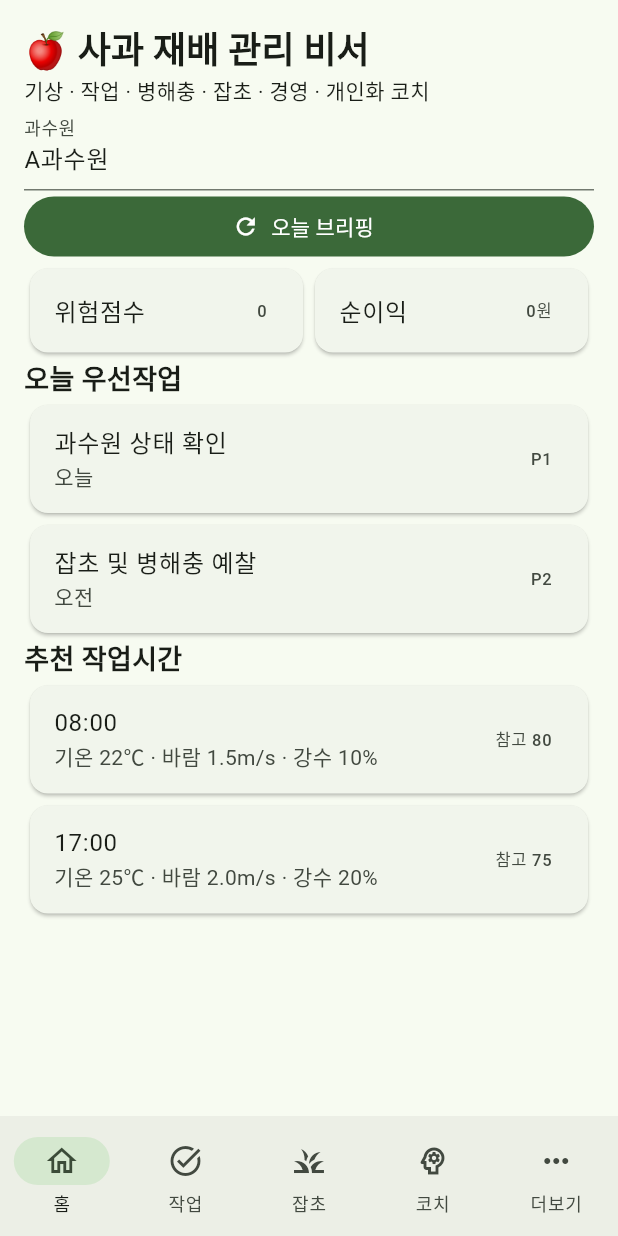
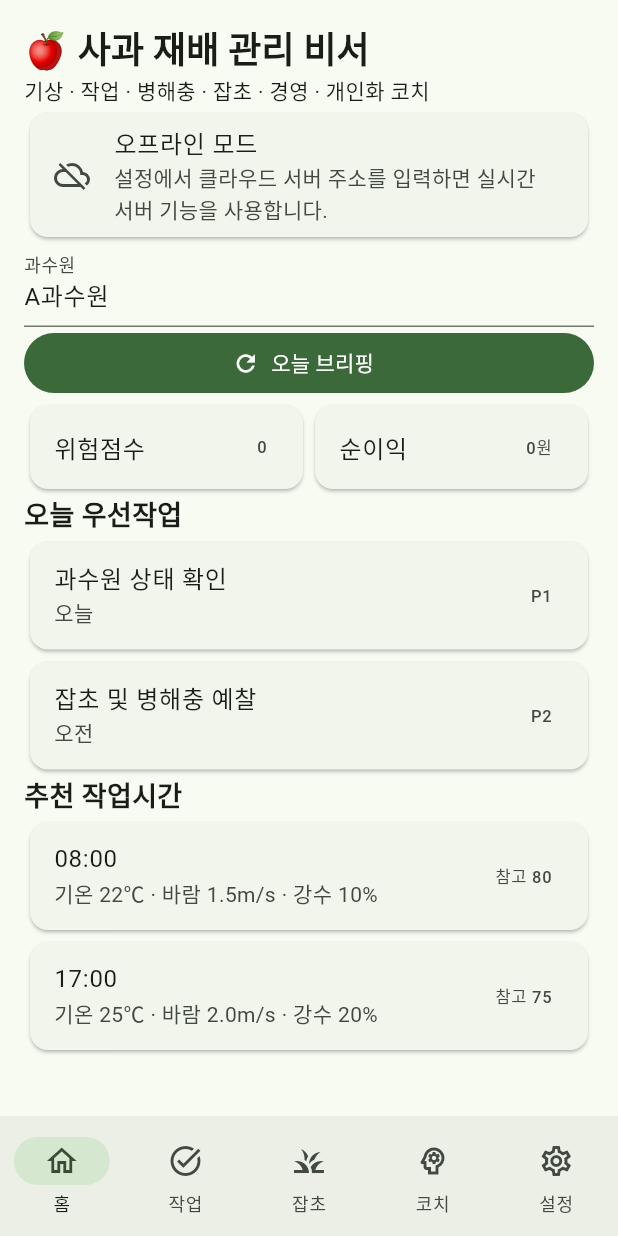
Before and after one commit to ssambaguita-sketch/apple-farm-assistant, a Flutter app: the screen it shows after launch, on a phone screen of 412 x 824 dp. Run offline on Flutter 3.47's test engine with Material 3 defaults, Android fonts, the phone set to English and light mode, and no system bars; our stand-ins replace shared_preferences.

Commit message:
Add server settings and connection test UI

```diff
--- a/lib/main.dart
+++ b/lib/main.dart
@@ -1,76 +1,187 @@
 import 'package:flutter/material.dart';
 import 'services/farm_api.dart';
-void main()=>runApp(const App());
-class App extends StatelessWidget{
- const App({super.key});
- @override Widget build(BuildContext c)=>MaterialApp(debugShowCheckedModeBanner:false,
- theme:ThemeData(useMaterial3:true,colorSchemeSeed:Colors.green),home:const Home());
+
+Future<void> main() async {
+  WidgetsFlutterBinding.ensureInitialized();
+  await FarmApi.initialize();
+  runApp(const App());
 }
-class Home extends StatefulWidget{const Home({super.key});@override State<Home> createState()=>_HomeState();}
-class _HomeState extends State<Home>{
- int i=0; final pages=const[DashboardPage(),TaskPage(),WeedPage(),CoachPage(),MorePage()];
- @override Widget build(BuildContext c)=>Scaffold(body:SafeArea(child:pages[i]),
- bottomNavigationBar:NavigationBar(selectedIndex:i,onDestinationSelected:(v)=>setState(()=>i=v),
- destinations:const[
- NavigationDestination(icon:Icon(Icons.home_outlined),label:'홈'),
- NavigationDestination(icon:Icon(Icons.task_alt),label:'작업'),
- NavigationDestination(icon:Icon(Icons.grass),label:'잡초'),
- NavigationDestination(icon:Icon(Icons.psychology_outlined),label:'코치'),
- NavigationDestination(icon:Icon(Icons.more_horiz),label:'더보기')]));
-}}
-class DashboardPage extends StatefulWidget{const DashboardPage({super.key});@override State<DashboardPage> createState()=>_DashboardPageState();}
-class _DashboardPageState extends State<DashboardPage>{
- final api=FarmApi(); final orchard=TextEditingController(text:'A과수원'); Map<String,dynamic>d={};
- Future<void> load()async{try{d=await api.dashboard(orchard.text);}catch(e){d={'error':'$e'};}if(mounted)setState((){});}
- @override void initState(){super.initState();load();}
- @override Widget build(BuildContext c){final best=(d['best_work_times'] as List?)??[];final tasks=(d['tasks'] as List?)??[];
- return ListView(padding:const EdgeInsets.all(16),children:[
- Text('🍎 사과 재배 관리 비서',style:Theme.of(c).textTheme.headlineSmall?.copyWith(fontWeight:FontWeight.bold)),
- const Text('기상 · 작업 · 병해충 · 잡초 · 경영 · 개인화 코치'),
- TextField(controller:orchard,decoration:const InputDecoration(labelText:'과수원')),
- FilledButton.icon(onPressed:load,icon:const Icon(Icons.refresh),label:const Text('오늘 브리핑')),
- Row(children:[Expanded(child:Card(child:ListTile(title:const Text('위험점수'),trailing:Text('${d['risk_score']??0}')))),
- Expanded(child:Card(child:ListTile(title:const Text('순이익'),trailing:Text('${d['profit']??0}원'))))]),
- const Text('오늘 우선작업',style:TextStyle(fontWeight:FontWeight.bold,fontSize:18)),
- ...tasks.map((x)=>Card(child:ListTile(title:Text('${x['title']}'),subtitle:Text('${x['scheduled_at']}'),trailing:Text('P${x['priority']}')))),
- const Text('추천 작업시간',style:TextStyle(fontWeight:FontWeight.bold,fontSize:18)),
- ...best.take(3).map((x)=>Card(child:ListTile(title:Text('${x['time']}'),subtitle:Text('기온 ${x['temp']}℃ · 바람 ${x['wind']}m/s · 강수 ${x['rain_probability']}%'),trailing:Text('${x['grade']} ${x['score']}'))))
- ]);}}
-class TaskPage extends StatelessWidget{const TaskPage({super.key});@override Widget build(BuildContext c)=>ListView(padding:const EdgeInsets.all(16),children:const[
- Text('작업관리',style:TextStyle(fontSize:24,fontWeight:FontWeight.bold)),
- Card(child:ListTile(leading:Icon(Icons.agriculture),title:Text('적과·전정·관수·방제'),subtitle:Text('우선순위와 예정시간 관리'))),
- Card(child:ListTile(leading:Icon(Icons.notifications_active_outlined),title:Text('자동 알림'),subtitle:Text('작업 60분 전 Telegram 알림'))),
- Card(child:ListTile(leading:Icon(Icons.cloud_outlined),title:Text('기상 연동'),subtitle:Text('강수·풍속·고온 조건으로 작업 적합시간 계산')))
-]);}
-class WeedPage extends StatefulWidget{const WeedPage({super.key});@override State<WeedPage> createState()=>_WeedPageState();}
-class _WeedPageState extends State<WeedPage>{
- final api=FarmApi();Map<String,dynamic>d={};
- Future<void> run()async{d=await api.survivorAdvice({'orchard':'A과수원','weed_type':'미상 잡초','days_after':7,'survival':'높음','growth_stage':'왕성생육','weather_issue':'없음','coverage_issue':'없음','repeated_mode':true});if(mounted)setState((){});}
- @override Widget build(BuildContext c){final causes=(d['possible_causes'] as List?)??[];final actions=(d['actions'] as List?)??[];
- return ListView(padding:const EdgeInsets.all(16),children:[
- const Text('🌱 잡초·제초 관리',style:TextStyle(fontSize:24,fontWeight:FontWeight.bold)),
- const Card(child:ListTile(title:Text('잡초 예찰'),subtitle:Text('유형·생육단계·밀도·구역 기록'))),
- const Card(child:ListTile(title:Text('제초 타이밍'),subtitle:Text('기상조건과 잡초 생육단계를 함께 확인'))),
- FilledButton(onPressed:run,child:const Text('제초 후 안 죽는 잡초 원인분석 예시')),
- ...causes.map((x)=>Text('• 원인: $x')),
- ...actions.map((x)=>Text('• 조언: $x')),
- const SizedBox(height:8),const Text('제품·농도는 자동 처방하지 않습니다. PSIS 등록사항과 제품 라벨을 확인하세요.',style:TextStyle(color:Colors.redAccent))
- ]);}}
-class CoachPage extends StatefulWidget{const CoachPage({super.key});@override State<CoachPage> createState()=>_CoachPageState();}
-class _CoachPageState extends State<CoachPage>{
- final api=FarmApi();Map<String,dynamic>d={};
- Future<void> load()async{d=await api.coach();if(mounted)setState((){});}
- @override void initState(){super.initState();load();}
- @override Widget build(BuildContext c){final b=(d['best_hours'] as List?)??[];return ListView(padding:const EdgeInsets.all(16),children:[
- const Text('작업효율 AI 코치',style:TextStyle(fontSize:24,fontWeight:FontWeight.bold)),
- const Text('작업완료·시간대·체감난이도만 사용하며 생체정보를 추론하지 않습니다.'),
- ...b.map((x)=>Card(child:ListTile(title:Text('${x['hour']}시'),subtitle:Text('${x['samples']}건 학습'),trailing:Text('${x['score']}점'))))
- ]);}}
-class MorePage extends StatelessWidget{const MorePage({super.key});@override Widget build(BuildContext c)=>ListView(padding:const EdgeInsets.all(16),children:const[
- Text('통합 관리',style:TextStyle(fontSize:24,fontWeight:FontWeight.bold)),
- Card(child:ListTile(title:Text('과수원 관리'),subtitle:Text('품종·면적·나무수·GPS·생육단계'))),
- Card(child:ListTile(title:Text('병해충 관찰'),subtitle:Text('위험도 기록과 7일 위험점수'))),
- Card(child:ListTile(title:Text('경영 관리'),subtitle:Text('비용·매출·수확량·순이익'))),
- Card(child:ListTile(title:Text('외부 연동'),subtitle:Text('기상청 단기예보 · Telegram 알림'))),
- Card(child:ListTile(title:Text('농약 안전'),subtitle:Text('등록작물·적용대상·사용시기·횟수·작용기작을 공식 정보에서 확인')))
-]);}
+
+class App extends StatelessWidget {
+  const App({super.key});
+  @override
+  Widget build(BuildContext c) => MaterialApp(
+    debugShowCheckedModeBanner: false,
+    theme: ThemeData(useMaterial3: true, colorSchemeSeed: Colors.green),
+    home: const Home(),
+  );
+}
+
+class Home extends StatefulWidget {
+  const Home({super.key});
+  @override State<Home> createState() => _HomeState();
+}
+
+class _HomeState extends State<Home> {
+  int i = 0;
+  final pages = const [DashboardPage(), TaskPage(), WeedPage(), CoachPage(), MorePage()];
+  @override
+  Widget build(BuildContext c) => Scaffold(
+    body: SafeArea(child: pages[i]),
+    bottomNavigationBar: NavigationBar(
+      selectedIndex: i,
+      onDestinationSelected: (v) => setState(() => i = v),
+      destinations: const [
+        NavigationDestination(icon: Icon(Icons.home_outlined), label: '홈'),
+        NavigationDestination(icon: Icon(Icons.task_alt), label: '작업'),
+        NavigationDestination(icon: Icon(Icons.grass), label: '잡초'),
+        NavigationDestination(icon: Icon(Icons.psychology_outlined), label: '코치'),
+        NavigationDestination(icon: Icon(Icons.settings_outlined), label: '설정'),
+      ],
+    ),
+  );
+}
+
+class DashboardPage extends StatefulWidget {
+  const DashboardPage({super.key});
+  @override State<DashboardPage> createState() => _DashboardPageState();
+}
+
+class _DashboardPageState extends State<DashboardPage> {
+  final api = FarmApi();
+  final orchard = TextEditingController(text: 'A과수원');
+  Map<String, dynamic> d = {};
+  Future<void> load() async {
+    d = await api.dashboard(orchard.text);
+    if (mounted) setState(() {});
+  }
+  @override void initState() { super.initState(); load(); }
+  @override
+  Widget build(BuildContext c) {
+    final best = (d['best_work_times'] as List?) ?? [];
+    final tasks = (d['tasks'] as List?) ?? [];
+    final offline = d['offline_mode'] == true;
+    return ListView(padding: const EdgeInsets.all(16), children: [
+      Text('🍎 사과 재배 관리 비서', style: Theme.of(c).textTheme.headlineSmall?.copyWith(fontWeight: FontWeight.bold)),
+      const Text('기상 · 작업 · 병해충 · 잡초 · 경영 · 개인화 코치'),
+      if (offline) const Card(child: ListTile(leading: Icon(Icons.cloud_off), title: Text('오프라인 모드'), subtitle: Text('설정에서 클라우드 서버 주소를 입력하면 실시간 서버 기능을 사용합니다.'))),
+      TextField(controller: orchard, decoration: const InputDecoration(labelText: '과수원')),
+      FilledButton.icon(onPressed: load, icon: const Icon(Icons.refresh), label: const Text('오늘 브리핑')),
+      Row(children: [
+        Expanded(child: Card(child: ListTile(title: const Text('위험점수'), trailing: Text('${d['risk_score'] ?? 0}')))),
+        Expanded(child: Card(child: ListTile(title: const Text('순이익'), trailing: Text('${d['profit'] ?? 0}원')))),
+      ]),
+      const Text('오늘 우선작업', style: TextStyle(fontWeight: FontWeight.bold, fontSize: 18)),
+      ...tasks.map((x) => Card(child: ListTile(title: Text('${x['title']}'), subtitle: Text('${x['scheduled_at']}'), trailing: Text('P${x['priority']}')))),
+      const Text('추천 작업시간', style: TextStyle(fontWeight: FontWeight.bold, fontSize: 18)),
+      ...best.take(3).map((x) => Card(child: ListTile(title: Text('${x['time']}'), subtitle: Text('기온 ${x['temp']}℃ · 바람 ${x['wind']}m/s · 강수 ${x['rain_probability']}%'), trailing: Text('${x['grade']} ${x['score']}')))),
+    ]);
+  }
+}
+
+class TaskPage extends StatelessWidget {
+  const TaskPage({super.key});
+  @override Widget build(BuildContext c) => ListView(padding: const EdgeInsets.all(16), children: const [
+    Text('작업관리', style: TextStyle(fontSize: 24, fontWeight: FontWeight.bold)),
+    Card(child: ListTile(leading: Icon(Icons.agriculture), title: Text('적과·전정·관수·방제'), subtitle: Text('우선순위와 예정시간 관리'))),
+    Card(child: ListTile(leading: Icon(Icons.notifications_active_outlined), title: Text('자동 알림'), subtitle: Text('서버 연결 후 작업 알림 기능 확장 가능'))),
+    Card(child: ListTile(leading: Icon(Icons.cloud_outlined), title: Text('기상 연동'), subtitle: Text('강수·풍속·고온 조건으로 작업 적합시간 계산'))),
+  ]);
+}
+
+class WeedPage extends StatefulWidget {
+  const WeedPage({super.key});
+  @override State<WeedPage> createState() => _WeedPageState();
+}
+
+class _WeedPageState extends State<WeedPage> {
+  final api = FarmApi();
+  Map<String, dynamic> d = {};
+  Future<void> run() async {
+    d = await api.survivorAdvice({'orchard':'A과수원','weed_type':'미상 잡초','days_after':7,'survival':'높음','growth_stage':'왕성생육','weather_issue':'없음','coverage_issue':'없음','repeated_mode':true});
+    if (mounted) setState(() {});
+  }
+  @override
+  Widget build(BuildContext c) {
+    final causes = (d['possible_causes'] as List?) ?? [];
+    final actions = (d['actions'] as List?) ?? [];
+    return ListView(padding: const EdgeInsets.all(16), children: [
+      const Text('🌱 잡초·제초 관리', style: TextStyle(fontSize: 24, fontWeight: FontWeight.bold)),
+      const Card(child: ListTile(title: Text('잡초 예찰'), subtitle: Text('유형·생육단계·밀도·구역 기록'))),
+      FilledButton(onPressed: run, child: const Text('제초 후 안 죽는 잡초 원인분석')),
+      ...causes.map((x) => Text('• 원인: $x')),
+      ...actions.map((x) => Text('• 조언: $x')),
+      const SizedBox(height: 8),
+      const Text('제품·농도는 자동 처방하지 않습니다. PSIS 등록사항과 제품 라벨을 확인하세요.', style: TextStyle(color: Colors.redAccent)),
+    ]);
+  }
+}
+
+class CoachPage extends StatefulWidget {
+  const CoachPage({super.key});
+  @override State<CoachPage> createState() => _CoachPageState();
+}
+
+class _CoachPageState extends State<CoachPage> {
+  final api = FarmApi();
+  Map<String, dynamic> d = {};
+  Future<void> load() async { d = await api.coach(); if (mounted) setState(() {}); }
+  @override void initState() { super.initState(); load(); }
+  @override
+  Widget build(BuildContext c) {
+    final b = (d['best_hours'] as List?) ?? [];
+    return ListView(padding: const EdgeInsets.all(16), children: [
+      const Text('작업효율 AI 코치', style: TextStyle(fontSize: 24, fontWeight: FontWeight.bold)),
+      const Text('작업완료·시간대·체감난이도만 사용하며 생체정보를 추론하지 않습니다.'),
+      ...b.map((x) => Card(child: ListTile(title: Text('${x['hour']}시'), subtitle: Text('${x['samples']}건 학습'), trailing: Text('${x['score']}점')))),
+    ]);
+  }
+}
+
+class MorePage extends StatefulWidget {
+  const MorePage({super.key});
+  @override State<MorePage> createState() => _MorePageState();
+}
+
+class _MorePageState extends State<MorePage> {
+  late final TextEditingController server;
+  String status = FarmApi.isOfflineOnly ? '오프라인 모드' : '서버 주소 저장됨';
+  bool checking = false;
+
+  @override
+  void initState() {
+    super.initState();
+    server = TextEditingController(text: FarmApi.baseUrl);
+  }
+
+  Future<void> saveAndTest() async {
+    setState(() { checking = true; status = '연결 확인 중...'; });
+    await FarmApi.setBaseUrl(server.text);
+    final ok = await FarmApi().health();
+    if (!mounted) return;
+    setState(() { checking = false; status = ok ? '✅ 서버 연결 성공' : '⚠️ 연결 실패 - 오프라인 폴백 사용'; });
+  }
+
+  @override
+  Widget build(BuildContext c) => ListView(padding: const EdgeInsets.all(16), children: [
+    const Text('설정 · 서버 연결', style: TextStyle(fontSize: 24, fontWeight: FontWeight.bold)),
+    const SizedBox(height: 8),
+    TextField(
+      controller: server,
+      keyboardType: TextInputType.url,
+      decoration: const InputDecoration(
+        border: OutlineInputBorder(),
+        labelText: '클라우드 서버 URL',
+        hintText: 'https://xxxxx.onrender.com',
+      ),
+    ),
+    const SizedBox(height: 8),
+    FilledButton.icon(onPressed: checking ? null : saveAndTest, icon: const Icon(Icons.cloud_done_outlined), label: const Text('저장하고 연결 테스트')),
+    Card(child: ListTile(leading: const Icon(Icons.info_outline), title: Text(status), subtitle: Text(FarmApi.baseUrl.isEmpty ? '서버 주소가 없으면 앱은 오프라인 기본값으로 동작합니다.' : FarmApi.baseUrl))),
+    const Divider(),
+    const Card(child: ListTile(title: Text('과수원 관리'), subtitle: Text('품종·면적·나무수·GPS·생육단계'))),
+    const Card(child: ListTile(title: Text('경영 관리'), subtitle: Text('비용·매출·수확량·순이익'))),
+    const Card(child: ListTile(title: Text('외부 연동'), subtitle: Text('기상청 API · Telegram은 서버 환경변수로 설정'))),
+    const Card(child: ListTile(title: Text('농약 안전'), subtitle: Text('등록작물·적용대상·사용시기·횟수·작용기작은 공식 PSIS와 제품 라벨 확인'))),
+  ]);
+}
```
